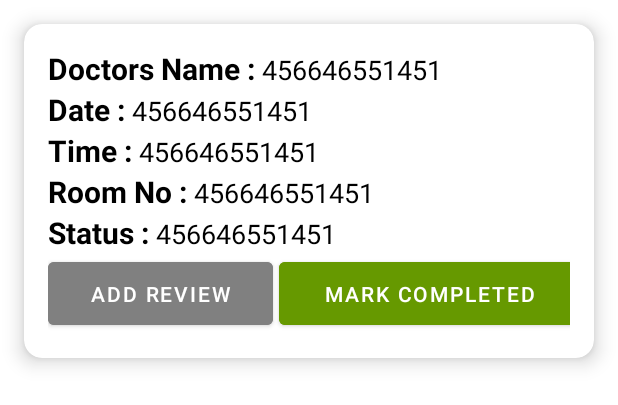
After one commit to IT21026034/MAD-project, an Android app: the layout my_appointment_card.xml on its own in the app's theme, with its tools: preview values and no code run, on a phone screen of 412 x 824 dp. The commit adds this screen. Shown: the top 405 px of the screen. Run offline under Robolectric (Android 15) with nearby library versions, the phone set to English and light mode, and no system bars.

Commit message:
Appointments Crud done

```diff
--- a/app/src/main/java/com/example/hospitalmanagementsystem/MyAdapter.java
+++ b/app/src/main/java/com/example/hospitalmanagementsystem/MyAdapter.java
@@ -74,7 +74,7 @@ public class MyAdapter extends RecyclerView.Adapter<MyAdapter.MyViewHolder> {
                             public void onComplete(@NonNull Task<Void> task) {
                                 if(task.isSuccessful()){
                                     Toast.makeText(context, "Appointment Created Successfully", Toast.LENGTH_SHORT).show();
-                                    Intent intent = new Intent(context,MyAppointmentsActivity.class);
+                                    Intent intent = new Intent(context,AllAppointmentsActivity.class);
                                     context.startActivity(intent);
                                 }else{
                                     Toast.makeText(context, "Create Appointment failed,Try again", Toast.LENGTH_SHORT).show();
--- /dev/null
+++ b/app/src/main/res/layout/my_appointment_card.xml
@@ -0,0 +1,102 @@
+<?xml version="1.0" encoding="utf-8"?>
+<androidx.cardview.widget.CardView xmlns:android="http://schemas.android.com/apk/res/android"
+    android:layout_width="match_parent"
+    android:layout_height="wrap_content"
+    xmlns:app="http://schemas.android.com/apk/res-auto"
+    app:cardElevation="8dp"
+    app:cardCornerRadius="12dp"
+    android:layout_margin="16dp"
+    >
+
+    <LinearLayout
+        android:layout_width="wrap_content"
+        android:layout_height="wrap_content"
+        android:layout_margin="16dp"
+        android:layout_marginVertical="6dp"
+        android:orientation="vertical"
+        >
+        <LinearLayout
+            android:layout_width="match_parent"
+            android:layout_height="match_parent"
+            android:layout_gravity="center_vertical"
+            android:orientation="horizontal">
+            >
+            <TextView android:layout_height="wrap_content" android:layout_width="wrap_content" android:textStyle="bold" android:textSize="20dp" android:textColor="@color/black" android:text="Doctors Name : "/>
+            <TextView android:layout_height="wrap_content" android:layout_width="wrap_content" android:textSize="18dp" android:textColor="@color/black" android:text="456646551451" android:id="@+id/doctorsNameTextField"/>
+        </LinearLayout>
+        <LinearLayout
+            android:layout_width="match_parent"
+            android:layout_height="match_parent"
+            android:layout_gravity="center_vertical"
+            android:orientation="horizontal">
+            >
+            <TextView android:layout_height="wrap_content" android:layout_width="wrap_content" android:textStyle="bold" android:textSize="20dp" android:textColor="@color/black" android:text="Date : "/>
+            <TextView android:layout_height="wrap_content" android:layout_width="wrap_content" android:textSize="18dp" android:textColor="@color/black" android:text="456646551451" android:id="@+id/appointmentDateTextField"/>
+
+        </LinearLayout>
+
+        <LinearLayout
+            android:layout_width="match_parent"
+            android:layout_height="match_parent"
+            android:layout_gravity="center_vertical"
+            android:orientation="horizontal">
+            >
+            <TextView android:layout_height="wrap_content" android:layout_width="wrap_content" android:textStyle="bold" android:textSize="20dp" android:textColor="@color/black" android:text="Time : "/>
+            <TextView android:layout_height="wrap_content" android:layout_width="wrap_content" android:textSize="18dp" android:textColor="@color/black" android:text="456646551451" android:id="@+id/appointmentTimeField"/>
+
+        </LinearLayout>
+
+        <LinearLayout
+            android:layout_width="match_parent"
+            android:layout_height="match_parent"
+            android:layout_gravity="center_vertical"
+            android:orientation="horizontal">
+            >
+            <TextView android:layout_height="wrap_content" android:layout_width="wrap_content" android:textStyle="bold" android:textSize="20dp" android:textColor="@color/black" android:text="Room No : "/>
+            <TextView android:layout_height="wrap_content" android:layout_width="wrap_content" android:textSize="18dp" android:textColor="@color/black" android:text="456646551451" android:id="@+id/roomNumberTextField"/>
+
+        </LinearLayout>
+
+        <LinearLayout
+            android:layout_width="match_parent"
+            android:layout_height="match_parent"
+            android:layout_gravity="center_vertical"
+            android:orientation="horizontal">
+            >
+            <TextView android:layout_height="wrap_content" android:layout_width="wrap_content" android:textStyle="bold" android:textSize="20dp" android:textColor="@color/black" android:text="Status : "/>
+            <TextView android:layout_height="wrap_content" android:layout_width="wrap_content" android:textSize="18dp" android:textColor="@color/black" android:text="456646551451" android:id="@+id/statusTextView"/>
+
+        </LinearLayout>
+
+        <LinearLayout
+            android:layout_width="match_parent"
+            android:layout_height="match_parent"
+            android:layout_gravity="center_vertical"
+            android:orientation="horizontal">
+            >
+
+            <Button
+                android:id="@+id/appointmentAddReviewButton"
+                android:layout_width="150dp"
+                android:layout_height="54dp"
+
+                android:backgroundTint="@android:color/tab_indicator_text"
+                android:text="Add Review"
+
+                android:textColor="@color/white" />
+
+            <Button
+                android:id="@+id/markCompletedButton"
+                android:layout_width="200dp"
+                android:layout_height="54dp"
+                android:layout_marginHorizontal="4dp"
+                android:backgroundTint="@android:color/holo_green_dark"
+                android:text="Mark Completed"
+                android:textColor="@color/white" />
+
+
+        </LinearLayout>
+    </LinearLayout>
+
+
+</androidx.cardview.widget.CardView>
```
Also changed, not shown: app/src/main/AndroidManifest.xml (+7 -7 lines), app/src/main/java/com/example/hospitalmanagementsystem/AllAppointmentsActivity.java (added, +69 -0 lines), app/src/main/java/com/example/hospitalmanagementsystem/MainActivity.java (+15 -0 lines), app/src/main/java/com/example/hospitalmanagementsystem/MyAppointmentsActivity.java (deleted, +0 -14 lines), app/src/main/java/com/example/hospitalmanagementsystem/MyAppointmentsAdapter.java (added, +129 -0 lines), app/src/main/res/layout/activity_all_appointments.xml (added, +22 -0 lines), app/src/main/res/layout/activity_my_appointments.xml (deleted, +0 -20 lines).
